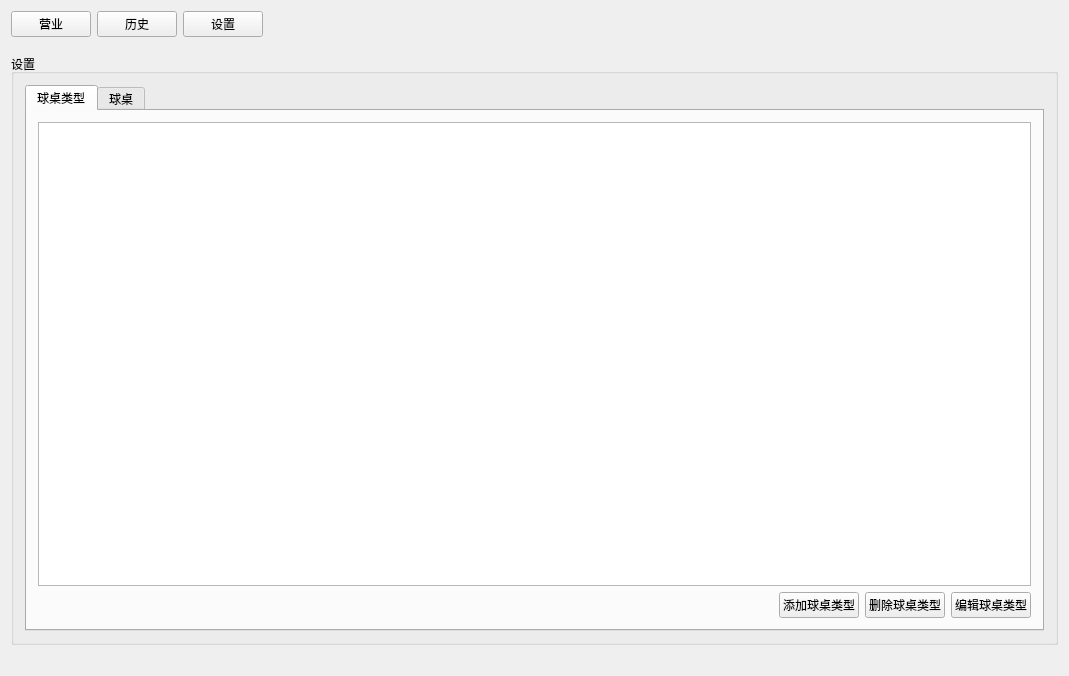
Before: the Qt Designer form BMS/BMS/bms.ui in toiime/BMS, drawn with Qt 5.
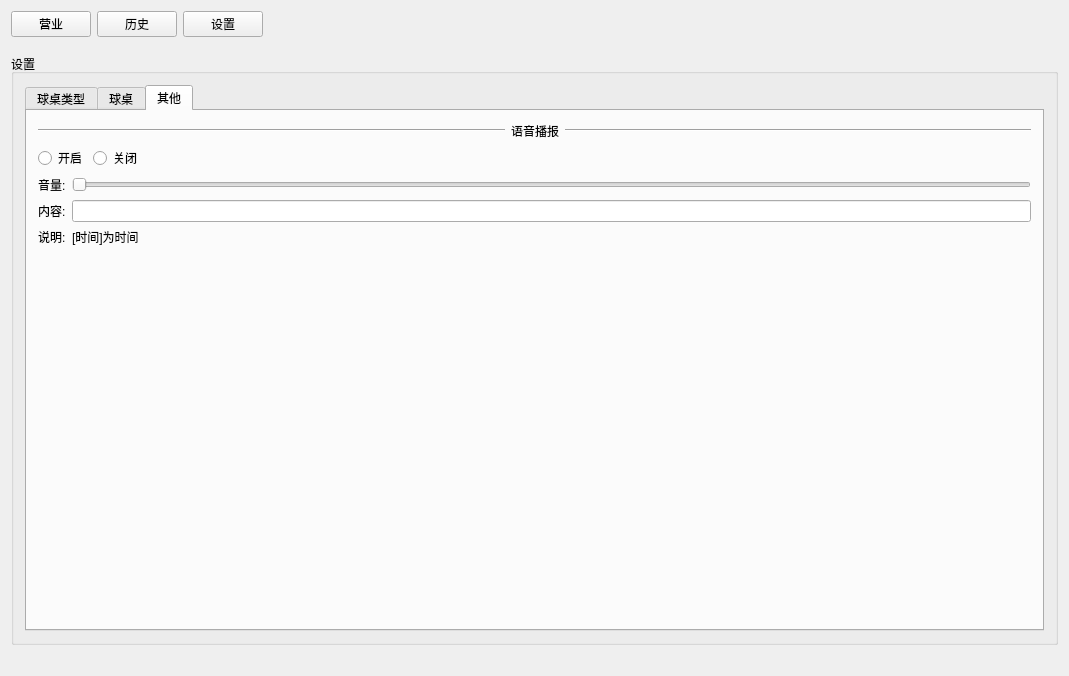
After: the same form once the commit is applied. The open tabs and pages were chosen to show the change.

The edit to the form file:
```diff
--- a/BMS/BMS/bms.ui
+++ b/BMS/BMS/bms.ui
@@ -157,6 +157,21 @@
               <string>球桌类型</string>
              </attribute>
              <layout class="QVBoxLayout" name="verticalLayout_2">
+              <property name="spacing">
+               <number>5</number>
+              </property>
+              <property name="leftMargin">
+               <number>3</number>
+              </property>
+              <property name="topMargin">
+               <number>5</number>
+              </property>
+              <property name="rightMargin">
+               <number>3</number>
+              </property>
+              <property name="bottomMargin">
+               <number>5</number>
+              </property>
               <item>
                <widget class="QTableWidget" name="tableWidgetTableType"/>
               </item>
@@ -248,6 +263,168 @@
               </item>
              </layout>
             </widget>
+            <widget class="QWidget" name="tabOther">
+             <attribute name="title">
+              <string>其他</string>
+             </attribute>
+             <layout class="QVBoxLayout" name="verticalLayout_5">
+              <item>
+               <layout class="QHBoxLayout" name="horizontalLayout_14">
+                <item>
+                 <widget class="Line" name="line_2">
+                  <property name="sizePolicy">
+                   <sizepolicy hsizetype="Expanding" vsizetype="Fixed">
+                    <horstretch>0</horstretch>
+                    <verstretch>0</verstretch>
+                   </sizepolicy>
+                  </property>
+                  <property name="orientation">
+                   <enum>Qt::Horizontal</enum>
+                  </property>
+                 </widget>
+                </item>
+                <item>
+                 <widget class="QLabel" name="label_3">
+                  <property name="sizePolicy">
+                   <sizepolicy hsizetype="Preferred" vsizetype="Preferred">
+                    <horstretch>0</horstretch>
+                    <verstretch>0</verstretch>
+                   </sizepolicy>
+                  </property>
+                  <property name="text">
+                   <string>语音播报</string>
+                  </property>
+                 </widget>
+                </item>
+                <item>
+                 <widget class="Line" name="line">
+                  <property name="sizePolicy">
+                   <sizepolicy hsizetype="Expanding" vsizetype="Fixed">
+                    <horstretch>0</horstretch>
+                    <verstretch>0</verstretch>
+                   </sizepolicy>
+                  </property>
+                  <property name="orientation">
+                   <enum>Qt::Horizontal</enum>
+                  </property>
+                 </widget>
+                </item>
+               </layout>
+              </item>
+              <item>
+               <layout class="QHBoxLayout" name="horizontalLayout_10">
+                <item>
+                 <widget class="QRadioButton" name="radioButton">
+                  <property name="text">
+                   <string>开启</string>
+                  </property>
+                 </widget>
+                </item>
+                <item>
+                 <widget class="QRadioButton" name="radioButton_2">
+                  <property name="text">
+                   <string>关闭</string>
+                  </property>
+                 </widget>
+                </item>
+                <item>
+                 <spacer name="horizontalSpacer_4">
+                  <property name="orientation">
+                   <enum>Qt::Horizontal</enum>
+                  </property>
+                  <property name="sizeHint" stdset="0">
+                   <size>
+                    <width>40</width>
+                    <height>20</height>
+                   </size>
+                  </property>
+                 </spacer>
+                </item>
+               </layout>
+              </item>
+              <item>
+               <layout class="QHBoxLayout" name="horizontalLayout_11">
+                <item>
+                 <widget class="QLabel" name="label">
+                  <property name="sizePolicy">
+                   <sizepolicy hsizetype="Preferred" vsizetype="Preferred">
+                    <horstretch>0</horstretch>
+                    <verstretch>0</verstretch>
+                   </sizepolicy>
+                  </property>
+                  <property name="text">
+                   <string>音量:</string>
+                  </property>
+                 </widget>
+                </item>
+                <item>
+                 <widget class="QSlider" name="horizontalSlider">
+                  <property name="sizePolicy">
+                   <sizepolicy hsizetype="Expanding" vsizetype="Fixed">
+                    <horstretch>0</horstretch>
+                    <verstretch>0</verstretch>
+                   </sizepolicy>
+                  </property>
+                  <property name="orientation">
+                   <enum>Qt::Horizontal</enum>
+                  </property>
+                 </widget>
+                </item>
+               </layout>
+              </item>
+              <item>
+               <layout class="QHBoxLayout" name="horizontalLayout_12">
+                <item>
+                 <widget class="QLabel" name="label_2">
+                  <property name="text">
+                   <string>内容:</string>
+                  </property>
+                 </widget>
+                </item>
+                <item>
+                 <widget class="QLineEdit" name="lineEdit"/>
+                </item>
+               </layout>
+              </item>
+              <item>
+               <layout class="QHBoxLayout" name="horizontalLayout_13">
+                <item>
+                 <widget class="QLabel" name="label_4">
+                  <property name="text">
+                   <string>说明:</string>
+                  </property>
+                 </widget>
+                </item>
+                <item>
+                 <widget class="QLabel" name="label_5">
+                  <property name="sizePolicy">
+                   <sizepolicy hsizetype="Expanding" vsizetype="Preferred">
+                    <horstretch>0</horstretch>
+                    <verstretch>0</verstretch>
+                   </sizepolicy>
+                  </property>
+                  <property name="text">
+                   <string>[时间]为时间</string>
+                  </property>
+                 </widget>
+                </item>
+               </layout>
+              </item>
+              <item>
+               <spacer name="verticalSpacer_2">
+                <property name="orientation">
+                 <enum>Qt::Vertical</enum>
+                </property>
+                <property name="sizeHint" stdset="0">
+                 <size>
+                  <width>20</width>
+                  <height>40</height>
+                 </size>
+                </property>
+               </spacer>
+              </item>
+             </layout>
+            </widget>
            </widget>
           </item>
          </layout>
```
Left out of the diff: 19 changed lines with no effect on the pictures.
